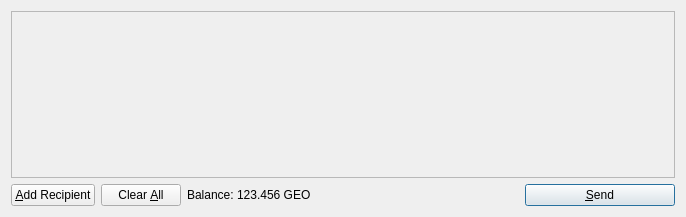
Old version of the form src/qt/forms/sendcoinsdialog.ui in the repository grifcoin/grifcoin.
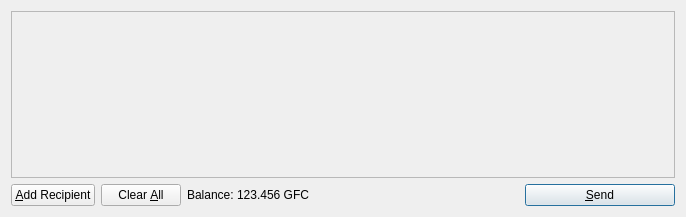
New version of the form. Icons and pictures are not drawn.

```diff
--- a/src/qt/forms/sendcoinsdialog.ui
+++ b/src/qt/forms/sendcoinsdialog.ui
@@ -119,7 +119,7 @@
           <cursorShape>IBeamCursor</cursorShape>
          </property>
          <property name="text">
-          <string>123.456 GEO</string>
+          <string>123.456 GFC</string>
          </property>
          <property name="textInteractionFlags">
           <set>Qt::LinksAccessibleByMouse|Qt::TextSelectableByKeyboard|Qt::TextSelectableByMouse</set>
```
